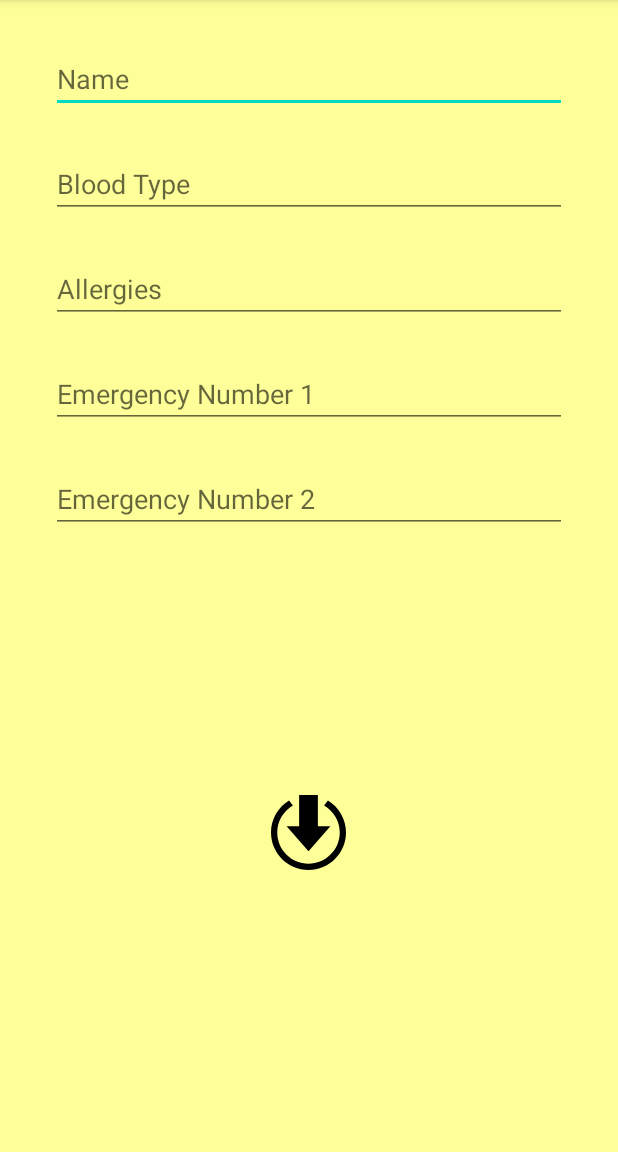
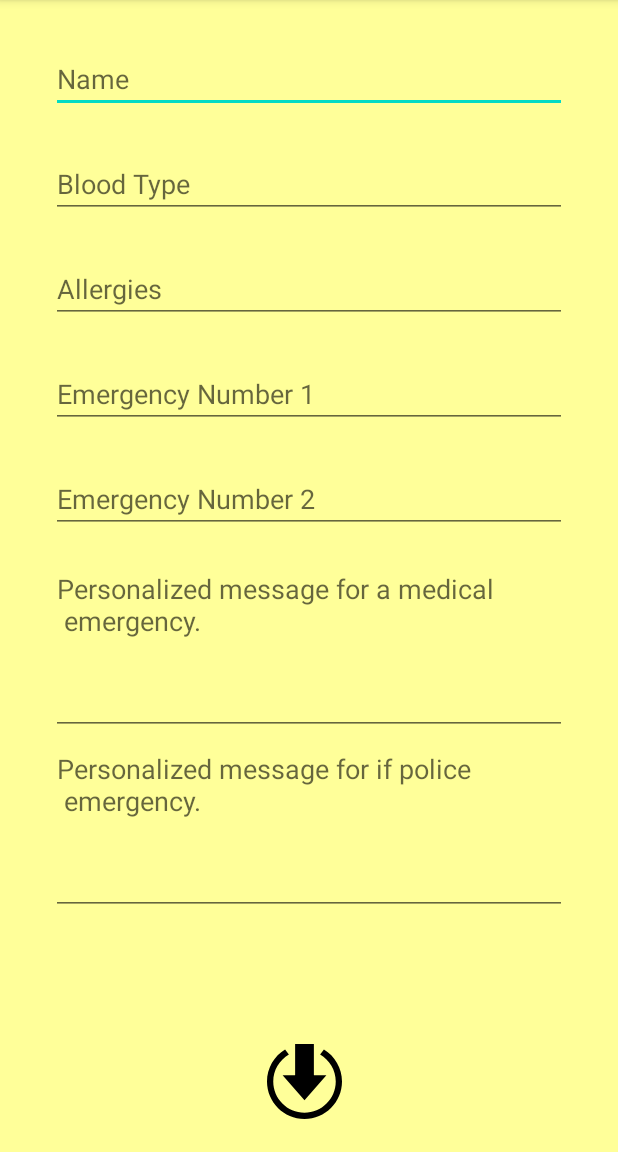
Before and after one commit to kchekuri26/ShellHacks, an Android app: the EmergencyInformation screen opened directly, with no data from a screen before it, on a phone screen of 412 x 824 dp, the part 84-1236 px from its top. Run offline under Robolectric (Android 15) with nearby library versions, the phone set to English and light mode, and no system bars.

Commit message:
Rough Draft

```diff
--- a/app/build.gradle
+++ b/app/build.gradle
@@ -26,6 +26,7 @@ dependencies {
     implementation fileTree(dir: "libs", include: ["*.jar"])
     implementation 'androidx.appcompat:appcompat:1.2.0'
     implementation 'androidx.constraintlayout:constraintlayout:2.0.1'
+    implementation 'com.google.android.gms:play-services-maps:17.0.0'
     testImplementation 'junit:junit:4.12'
     androidTestImplementation 'androidx.test.ext:junit:1.1.2'
     androidTestImplementation 'androidx.test.espresso:espresso-core:3.3.0'
--- a/app/src/main/java/com/codepath/shellhacks/EmergencyInformation.java
+++ b/app/src/main/java/com/codepath/shellhacks/EmergencyInformation.java
@@ -23,6 +23,8 @@ public class EmergencyInformation extends AppCompatActivity {
                 String allergies = ((EditText) findViewById(R.id.allergies)).getText().toString();
                 String number1 = ((EditText) findViewById(R.id.emNum1)).getText().toString();
                 String number2 = ((EditText) findViewById(R.id.emNum2)).getText().toString();
+                String medicalText = ((EditText) findViewById(R.id.emMessage)).getText().toString();
+                String dangerText = ((EditText) findViewById(R.id.emDanMessage)).getText().toString();
 
                 Intent data = new Intent(); // create a new Intent, this is where we will put our data
                 data.putExtra("name", name); // puts one string into the Intent, with the key as 'question'
@@ -30,6 +32,8 @@ public class EmergencyInformation extends AppCompatActivity {
                 data.putExtra("allergies", allergies);
                 data.putExtra("number1", number1);
                 data.putExtra("number2", number2);
+                data.putExtra("medicalText", medicalText);
+                data.putExtra("dangerText", dangerText);
                 setResult(RESULT_OK, data); // set result code and bundle data for response
                 finish();
             }
--- a/app/src/main/res/layout/activity_emergency_information.xml
+++ b/app/src/main/res/layout/activity_emergency_information.xml
@@ -52,28 +52,58 @@
         android:layout_marginTop="240dp"
         android:ems="10"
         android:hint="Emergency Number 1"
-        android:inputType="textPersonName"
+        android:inputType="phone"
         tools:layout_editor_absoluteX="33dp"
         tools:layout_editor_absoluteY="44dp" />
 
     <EditText
-        android:id="@+id/emNum2"
+    android:id="@+id/emNum2"
+    android:layout_width="344dp"
+    android:layout_height="45dp"
+    android:layout_centerHorizontal="true"
+    android:layout_marginTop="310dp"
+    android:ems="10"
+    android:hint="Emergency Number 2"
+    android:inputType="phone"
+    tools:layout_editor_absoluteX="33dp"
+    tools:layout_editor_absoluteY="44dp" />
+
+    <EditText
+        android:id="@+id/emMessage"
         android:layout_width="344dp"
-        android:layout_height="45dp"
+        android:layout_height="120dp"
         android:layout_centerHorizontal="true"
-        android:layout_marginTop="310dp"
+        android:layout_marginTop="370dp"
         android:ems="10"
-        android:hint="Emergency Number 2"
-        android:inputType="textPersonName"
+        android:hint="Personalized message for a medical\n emergency."
+        android:gravity="top"
+        android:inputType="textLongMessage"
         tools:layout_editor_absoluteX="33dp"
         tools:layout_editor_absoluteY="44dp" />
+
+    <EditText
+        android:id="@+id/emDanMessage"
+        android:layout_width="344dp"
+        android:layout_height="120dp"
+        android:layout_centerHorizontal="true"
+        android:layout_marginTop="490dp"
+        android:ems="10"
+        android:hint="Personalized message for if police\n emergency."
+        android:gravity="top"
+        android:inputType="textLongMessage"
+        tools:layout_editor_absoluteX="33dp"
+        tools:layout_editor_absoluteY="44dp" />
+
 
     <ImageView
         android:id="@+id/saveBtn"
         android:layout_width="50dp"
         android:layout_height="50dp"
-        android:layout_centerHorizontal="true"
+        android:layout_alignParentEnd="true"
+        android:layout_alignParentBottom="true"
         android:layout_marginTop="530dp"
+        android:layout_marginEnd="184dp"
+        android:layout_marginBottom="22dp"
         app:srcCompat="@drawable/ic_iconmonstr_save_7" />
 
 </RelativeLayout>
--- a/app/src/main/res/values/strings.xml
+++ b/app/src/main/res/values/strings.xml
@@ -1,3 +1,4 @@
 <resources>
     <string name="app_name">ShellHacks</string>
+    <string name="title_activity_maps">Map</string>
 </resources>
```
Also changed, not shown: app/src/main/AndroidManifest.xml (+26 -1 lines), app/src/main/java/com/codepath/shellhacks/MainActivity.java (+71 -1 lines), app/src/main/java/com/codepath/shellhacks/MapsActivity.java (added, +108 -0 lines), app/src/main/res/drawable-anydpi-v24/ic_stat_name.xml (added, +15 -0 lines), app/src/main/res/drawable/ic_baseline_healing_24.xml (added, +10 -0 lines), app/src/main/res/layout/activity_main.xml (+13 -4 lines), app/src/main/res/layout/activity_maps.xml (added, +9 -0 lines), app/src/main/res/values/google_maps_api.xml (added, +24 -0 lines), app/src/main/res/drawable-hdpi/ic_stat_name.png (added), app/src/main/res/drawable-mdpi/ic_stat_name.png (added), app/src/main/res/drawable-xhdpi/ic_stat_name.png (added), app/src/main/res/drawable-xxhdpi/ic_stat_name.png (added), 2 other files.
